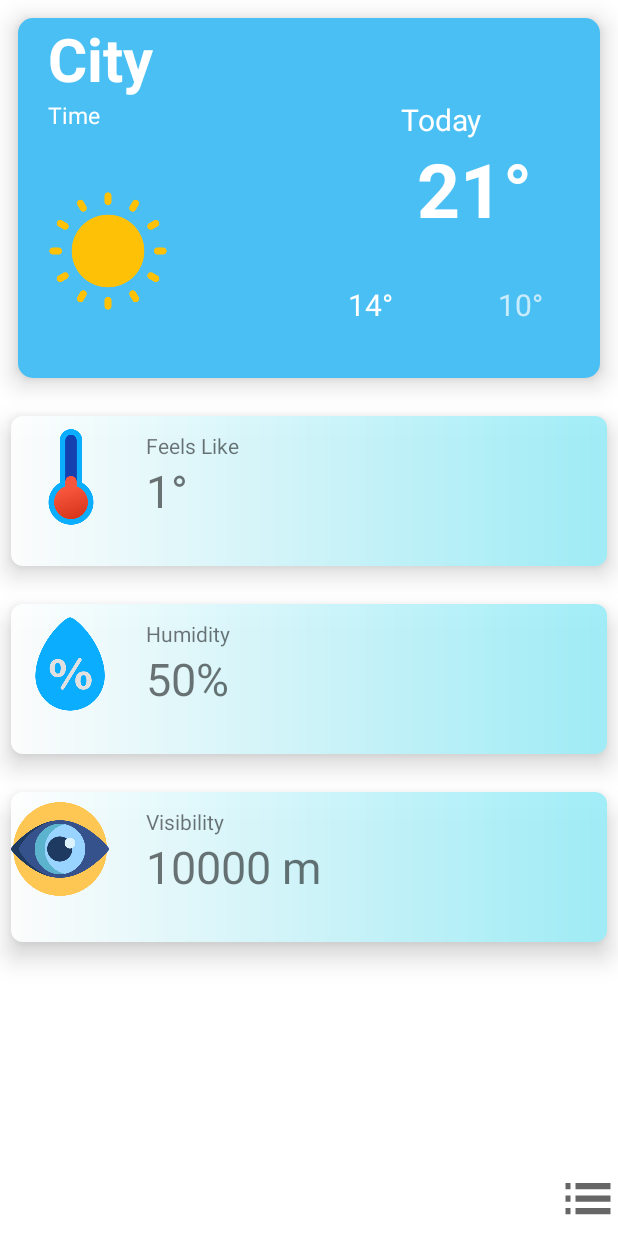
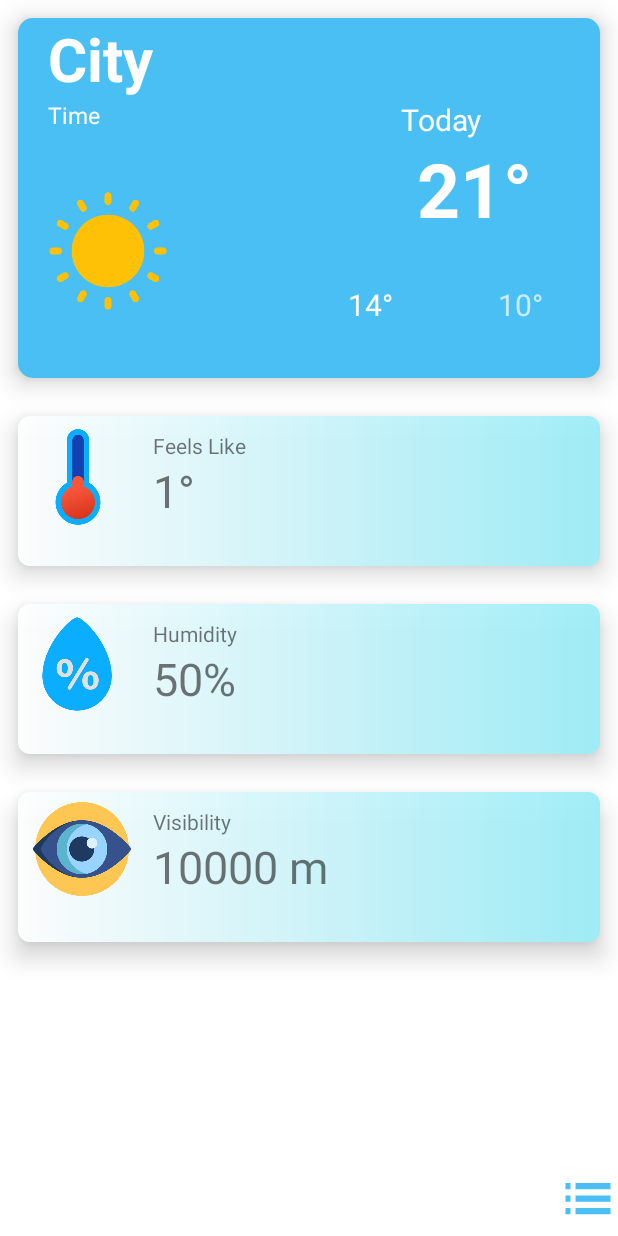
Before and after one commit to huypham85/Weather-Now-App, an Android app: the MainActivity screen opened directly, with no data from a screen before it, on a phone screen of 412 x 824 dp. Run offline under Robolectric (Android 15) with nearby library versions, the phone set to English and light mode, and no system bars; 11 statements that could not run were skipped.

Commit message:
update components

```diff
--- a/app/src/main/java/com/example/weatherapp/SearchActivity.java
+++ b/app/src/main/java/com/example/weatherapp/SearchActivity.java
@@ -32,7 +32,6 @@ public class SearchActivity extends AppCompatActivity {
     ImageView imageView;
     Bitmap bitmap;
     public void Search(View view){
-
         City = edt.getText().toString();
         String url = "https://api.openweathermap.org/data/2.5/weather?q=" + City +"&units=metric&appid="+Key;
         MainActivity.DownloadJSON downloadJSON = new MainActivity.DownloadJSON();
@@ -84,6 +83,7 @@ public class SearchActivity extends AppCompatActivity {
     @Override
     protected void onCreate(Bundle savedInstanceState) {
         super.onCreate(savedInstanceState);
+        getSupportActionBar().hide();
         setContentView(R.layout.activity_search);
         btn= findViewById(R.id.btn);
         edt = findViewById(R.id.edt);
--- a/app/src/main/res/drawable/bg_search.xml
+++ b/app/src/main/res/drawable/bg_search.xml
@@ -1,13 +1,13 @@
 <?xml version="1.0" encoding="utf-8"?>
 <shape xmlns:android="http://schemas.android.com/apk/res/android"
     android:shape="rectangle">
-    <solid android:color="#eeffffff" />
+    <solid android:color="#F3F4F4" />
     <corners android:bottomRightRadius="20dp"
         android:bottomLeftRadius="20dp"
         android:topRightRadius="20dp"
         android:topLeftRadius="20dp"/>
     <stroke
         android:width="1dp"
-        android:color="#005B67"
+        android:color="#0399AC"
     />
 </shape>
--- /dev/null
+++ b/app/src/main/res/drawable/ic_baseline_add_24.xml
@@ -0,0 +1,5 @@
+<vector android:alpha="1" android:height="40dp"
+    android:tint="#FFFF" android:viewportHeight="24"
+    android:viewportWidth="24" android:width="40dp" xmlns:android="http://schemas.android.com/apk/res/android">
+    <path android:fillColor="@android:color/white" android:pathData="M19,13h-6v6h-2v-6H5v-2h6V5h2v6h6v2z"/>
+</vector>
--- /dev/null
+++ b/app/src/main/res/drawable/ic_baseline_add_circle_24.xml
@@ -0,0 +1,5 @@
+<vector android:alpha="0.8" android:height="24dp"
+    android:tint="?attr/colorControlNormal" android:viewportHeight="24"
+    android:viewportWidth="24" android:width="24dp" xmlns:android="http://schemas.android.com/apk/res/android">
+    <path android:fillColor="@android:color/white" android:pathData="M12,2C6.48,2 2,6.48 2,12s4.48,10 10,10 10,-4.48 10,-10S17.52,2 12,2zM17,13h-4v4h-2v-4L7,13v-2h4L11,7h2v4h4v2z"/>
+</vector>
--- a/app/src/main/res/drawable/ic_baseline_list_24.xml
+++ b/app/src/main/res/drawable/ic_baseline_list_24.xml
@@ -3,7 +3,7 @@
     android:height="24dp"
     android:viewportWidth="24"
     android:viewportHeight="24"
-    android:tint="?attr/colorControlNormal">
+    android:tint="#4ABFF4">
   <path
       android:fillColor="@color/black"
       android:pathData="M3,13h2v-2L3,11v2zM3,17h2v-2L3,15v2zM3,9h2L5,7L3,7v2zM7,13h14v-2L7,11v2zM7,17h14v-2L7,15v2zM7,7v2h14L21,7L7,7z"/>
--- a/app/src/main/res/layout/activity_main.xml
+++ b/app/src/main/res/layout/activity_main.xml
@@ -105,8 +105,8 @@
             android:layout_marginTop="25dp"
             android:elevation="10dp"
             android:background="@drawable/bg1"
-            android:layout_marginLeft="7dp"
-            android:layout_marginRight="7dp"
+            android:layout_marginLeft="12dp"
+            android:layout_marginRight="12dp"
             >
 
             <ImageView
@@ -143,8 +143,8 @@
             android:layout_marginTop="25dp"
             android:elevation="10dp"
             android:background="@drawable/bg1"
-            android:layout_marginLeft="7dp"
-            android:layout_marginRight="7dp">
+            android:layout_marginLeft="12dp"
+            android:layout_marginRight="12dp">
 
             <ImageView
                 android:id="@+id/imgHumidity"
@@ -180,14 +180,15 @@
             android:layout_marginTop="25dp"
             android:elevation="10dp"
             android:background="@drawable/bg1"
-            android:layout_marginLeft="7dp"
-            android:layout_marginRight="7dp">
+            android:layout_marginLeft="12dp"
+            android:layout_marginRight="12dp">
 
             <ImageView
                 android:id="@+id/imgView"
                 android:layout_width="65dp"
                 android:layout_height="65dp"
                 android:layout_marginTop="5dp"
+                android:layout_marginLeft="10dp"
                 android:src="@drawable/eye" />
 
             <TextView
--- a/app/src/main/res/layout/item_name.xml
+++ b/app/src/main/res/layout/item_name.xml
@@ -1,6 +1,7 @@
 <?xml version="1.0" encoding="utf-8"?>
 <RelativeLayout
-    xmlns:android="http://schemas.android.com/apk/res/android" android:layout_width="match_parent"
+    xmlns:android="http://schemas.android.com/apk/res/android"
+    android:layout_width="wrap_content"
     android:layout_height="170dp"
     android:layout_marginTop="10dp"
     android:padding="16dp"
@@ -8,6 +9,7 @@
     android:layout_marginLeft="28dp"
     android:layout_marginRight="28dp"
     android:elevation="50dp"
+    android:layout_marginVertical="10dp"
     >
     <TextView
         android:id="@+id/txtCity"
```
Also changed, not shown: app/src/main/java/com/example/weatherapp/ListActivity.java (+29 -2 lines), app/src/main/res/drawable/bg_add.xml (added, +11 -0 lines), app/src/main/res/layout/activity_list.xml (+8 -5 lines).
